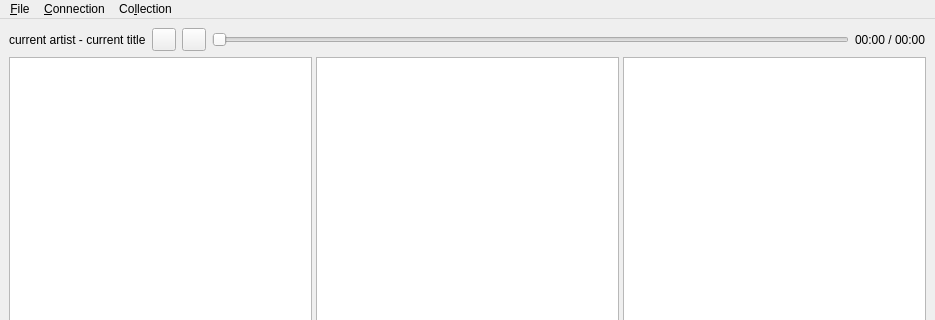
Qt form trunk/muroaGui/muroagui/MuroaGui.ui (BackupTheBerlios/muroa-svn) before a commit; both pictures show x 0 to 935 and y 0 to 320 of the 935 by 701 pixel window.
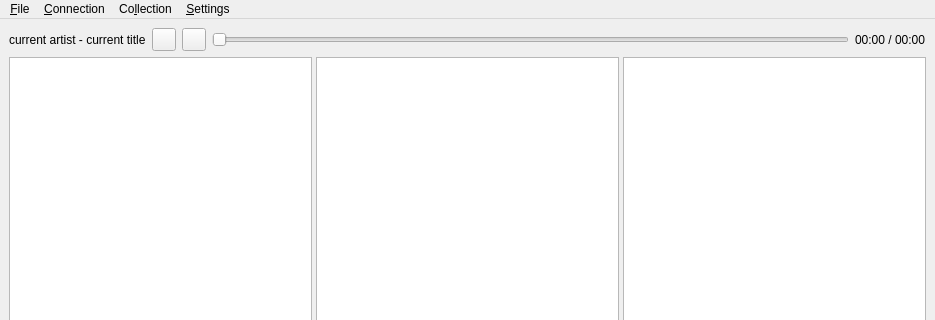
The same form after that commit. Icons and pictures are not drawn. Custom widgets are drawn as their Qt base class.

Commit message: allow automatic reconnect to last session via settings menu

What changed in the file:
```diff
--- a/trunk/muroaGui/muroagui/MuroaGui.ui
+++ b/trunk/muroaGui/muroagui/MuroaGui.ui
@@ -82,15 +82,9 @@
      <x>0</x>
      <y>0</y>
      <width>935</width>
-     <height>26</height>
+     <height>21</height>
     </rect>
    </property>
-   <widget class="QMenu" name="menu_File">
-    <property name="title">
-     <string>&amp;File</string>
-    </property>
-    <addaction name="actionExit"/>
-   </widget>
    <widget class="QMenu" name="menu_Connection">
     <property name="title">
      <string>&amp;Connection</string>
@@ -108,9 +102,22 @@
     <addaction name="actionGet_Revision_1"/>
     <addaction name="actionGet_next_Revision"/>
    </widget>
+   <widget class="QMenu" name="menu_File">
+    <property name="title">
+     <string>&amp;File</string>
+    </property>
+    <addaction name="actionExit"/>
+   </widget>
+   <widget class="QMenu" name="menu_Settings">
+    <property name="title">
+     <string>&amp;Settings</string>
+    </property>
+    <addaction name="action_Preferences"/>
+   </widget>
    <addaction name="menu_File"/>
    <addaction name="menu_Connection"/>
    <addaction name="menuCo_llection"/>
+   <addaction name="menu_Settings"/>
   </widget>
   <widget class="QStatusBar" name="statusbar"/>
   <action name="actionExit">
```
Left out of the diff: 5 changed lines with no effect on the pictures. The commit also changes 16 other files.
